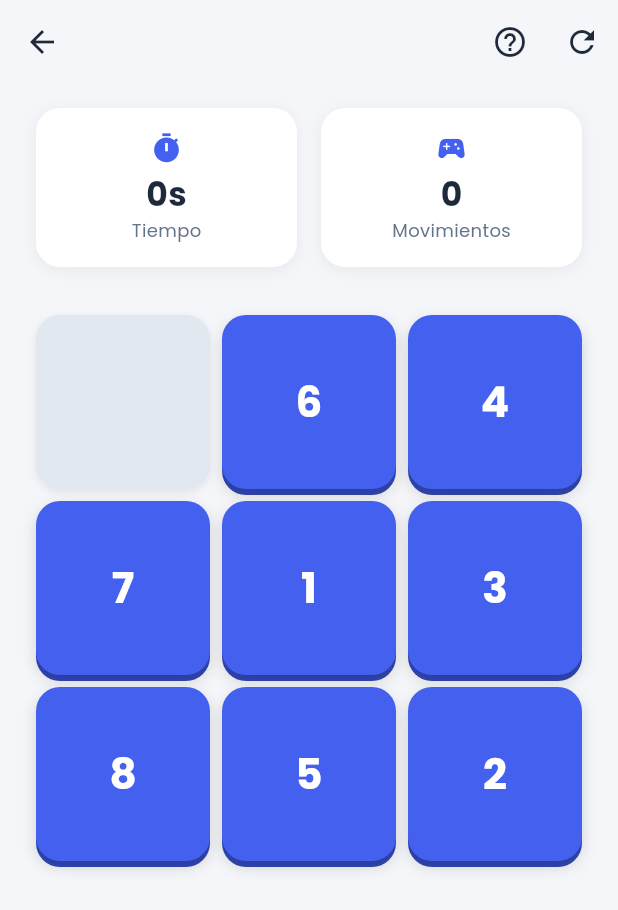
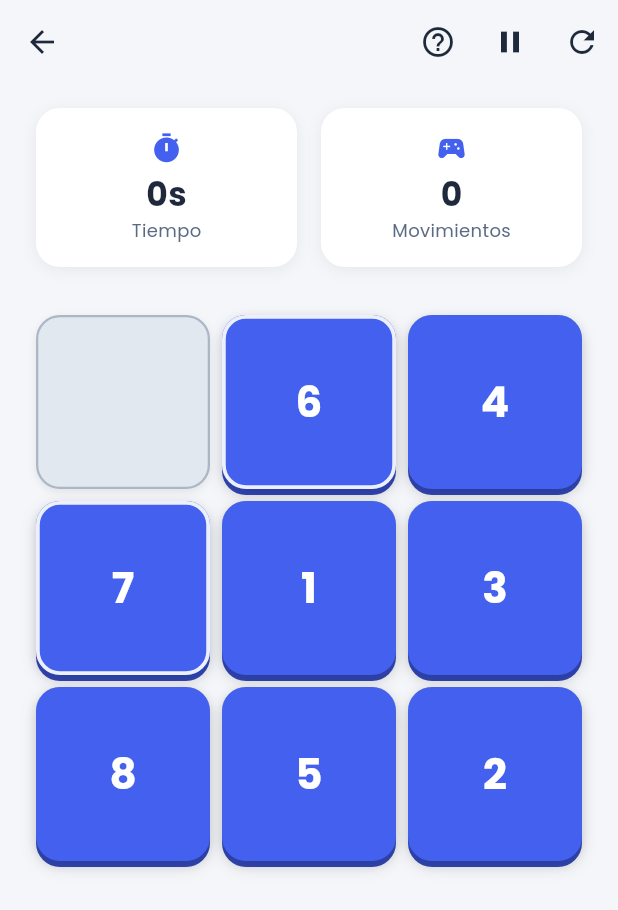
Before and after one commit to Matute0512/sliding-puzzle, a Flutter app: the screen it shows after launch, after a tap on "Fácil", on a phone screen of 412 x 824 dp. Shown: the top 910 px of the screen. Run offline on Flutter 3.47's test engine with Material 3 defaults, Android fonts, the phone set to English and light mode, and no system bars; our stand-ins replace confetti, shared_preferences; missing offline and left inert: flutter_soloud.

Commit message:
feat(ui): apply UI/UX and accessibility audit fixes
- Contraste AA en botones de dificultad y textSecondary claro
- Borde visible en la ficha vacía y resaltado de fichas movibles
- Semantics (TalkBack) y escalado de texto (FittedBox) en fichas
- Pausa + manejo de ciclo de vida del temporizador
- Tablero con animación de deslizamiento (AnimatedPositioned)
- Home scrolleable y aislamiento del rebuild del HUD por segundo

Co-Authored-By: Claude <noreply@anthropic.com>

```diff
--- a/lib/logic/puzzle_logic.dart
+++ b/lib/logic/puzzle_logic.dart
@@ -66,6 +66,15 @@ class PuzzleLogic {
     return mismaFila || mismaColumna;
   }
 
+  /// Devuelve los índices de las fichas que actualmente pueden moverse
+  /// (adyacentes al hueco). Útil para dar pistas visuales en la UI.
+  static List<int> movibles(List<int> tablero, int size) {
+    return [
+      for (var i = 0; i < tablero.length; i++)
+        if (puedeMover(tablero, i, size)) i,
+    ];
+  }
+
   /// Mueve una ficha si el movimiento es válido.
   ///
   /// Retorna una nueva lista para preservar la inmutabilidad.
--- a/lib/screens/game_screen.dart
+++ b/lib/screens/game_screen.dart
@@ -1,12 +1,13 @@
 import 'dart:async';
 import 'package:confetti/confetti.dart';
 import 'package:flutter/material.dart';
+import 'package:flutter/services.dart';
 import '../logic/puzzle_logic.dart';
 import '../services/records_service.dart';
 import '../services/sound_service.dart';
 import '../theme/app_theme.dart';
 import '../widgets/hud_card.dart';
-import '../widgets/puzzle_tile.dart';
+import '../widgets/puzzle_board.dart';
 
 /// Pantalla principal del juego donde se muestra el tablero.
 class GameScreen extends StatefulWidget {
@@ -20,10 +21,14 @@ class GameScreen extends StatefulWidget {
 class _GameScreenState extends State<GameScreen> {
   late List<int> _tablero;
   int _movimientos = 0;
-  int _segundos = 0;
+  // El temporizador se aísla en un ValueNotifier: cada segundo solo se
+  // re-construye la tarjeta del HUD, no todo el tablero.
+  final ValueNotifier<int> _segundos = ValueNotifier<int>(0);
+  bool _juegoIniciado = false;
+  bool _pausado = false;
   Timer? _timer;
-  bool _juegoIniciado = false;
   late ConfettiController _confettiController;
+  late final AppLifecycleListener _lifecycleListener;
 
   @override
   void initState() {
@@ -32,6 +37,11 @@ class _GameScreenState extends State<GameScreen> {
     _confettiController = ConfettiController(
       duration: const Duration(seconds: 4),
     );
+    _lifecycleListener = AppLifecycleListener(
+      onHide: _pausarSiJugando,
+      onPause: _pausarSiJugando,
+      onResume: _reanudarSiJugando,
+    );
     SoundService.iniciarMusica();
   }
 
@@ -39,6 +49,8 @@ class _GameScreenState extends State<GameScreen> {
   void dispose() {
     _detenerTimer();
     _confettiController.dispose();
+    _lifecycleListener.dispose();
+    _segundos.dispose();
     // No detenemos la música: es un recurso compartido con el HomeScreen
     // (raíz). Detenerla acá corría DESPUÉS de que HomeScreen la reanudara al
     // volver del juego (el dispose corre al terminar la animación de salida),
@@ -46,9 +58,27 @@ class _GameScreenState extends State<GameScreen> {
     super.dispose();
   }
 
+  void _pausarSiJugando() {
+    // La app pasa a background: no contamos ese tiempo como parte de la partida.
+    if (_juegoIniciado && !_pausado) {
+      _detenerTimer();
+      if (mounted) setState(() => _pausado = true);
+    }
+  }
+
+  void _reanudarSiJugando() {
+    if (_juegoIniciado && _pausado && mounted) {
+      setState(() {
+        _pausado = false;
+        _iniciarTimer();
+      });
+    }
+  }
+
   void _iniciarTimer() {
+    if (_timer != null) return;
     _timer = Timer.periodic(const Duration(seconds: 1), (_) {
-      setState(() => _segundos++);
+      _segundos.value++;
     });
   }
 
@@ -58,7 +88,13 @@ class _GameScreenState extends State<GameScreen> {
   }
 
   void _onTapFicha(int indice) {
-    if (!PuzzleLogic.puedeMover(_tablero, indice, widget.size)) return;
+    if (_pausado) return;
+
+    if (!PuzzleLogic.puedeMover(_tablero, indice, widget.size)) {
+      // Feedback para un tap inválido (antes era un no-op silencioso).
+      HapticFeedback.selectionClick();
+      return;
+    }
 
     if (!_juegoIniciado) {
       _juegoIniciado = true;
@@ -78,10 +114,19 @@ class _GameScreenState extends State<GameScreen> {
     }
   }
 
+  void _alternarPausa() {
+    setState(() => _pausado = !_pausado);
+    if (_pausado) {
+      _detenerTimer();
+    } else if (_juegoIniciado) {
+      _iniciarTimer();
+    }
+  }
+
   Future<void> _mostrarVictoria() async {
     final esPrecord = await RecordsService.guardarPartida(
       size: widget.size,
-      tiempo: _segundos,
+      tiempo: _segundos.value,
       movimientos: _movimientos,
     );
 
@@ -103,7 +148,7 @@ class _GameScreenState extends State<GameScreen> {
             ),
             title: Text(
               esPrecord ? '🏆 ¡Nuevo récord!' : '🎉 ¡Ganaste!',
-              style: const TextStyle(fontFamily: 'Poppins',fontWeight: FontWeight.bold),
+              style: const TextStyle(fontWeight: FontWeight.bold),
               textAlign: TextAlign.center,
             ),
             content: Column(
@@ -112,7 +157,7 @@ class _GameScreenState extends State<GameScreen> {
                 _FilaResultado(
                   icono: Icons.timer,
                   label: 'Tiempo',
-                  valor: '${_segundos}s',
+                  valor: '${_segundos.value}s',
                 ),
                 const SizedBox(height: 8),
                 _FilaResultado(
@@ -125,7 +170,7 @@ class _GameScreenState extends State<GameScreen> {
                     padding: EdgeInsets.only(top: 12),
                     child: Text(
                       '¡Superaste tu mejor marca!',
-                      style: TextStyle(fontFamily: 'Poppins',
+                      style: TextStyle(
                         color: Color(0xFFF59E0B),
                         fontWeight: FontWeight.bold,
                       ),
@@ -151,7 +196,7 @@ class _GameScreenState extends State<GameScreen> {
                   },
                   child: const Text(
                     'Jugar de nuevo',
-                    style: TextStyle(fontFamily: 'Poppins',fontWeight: FontWeight.bold),
+                    style: TextStyle(fontWeight: FontWeight.bold),
                   ),
                 ),
               ),
@@ -178,11 +223,12 @@ class _GameScreenState extends State<GameScreen> {
 
   void _reiniciar() {
     _detenerTimer();
+    _segundos.value = 0;
+    _pausado = false;
     SoundService.reanudarMusica();
     setState(() {
       _tablero = PuzzleLogic.generarTablero(widget.size);
       _movimientos = 0;
-      _segundos = 0;
       _juegoIniciado = false;
     });
   }
@@ -194,7 +240,7 @@ class _GameScreenState extends State<GameScreen> {
         shape: RoundedRectangleBorder(borderRadius: BorderRadius.circular(20)),
         title: const Text(
           '🧩 ¿Cómo jugar?',
-          style: TextStyle(fontFamily: 'Poppins',fontWeight: FontWeight.bold),
+          style: TextStyle(fontWeight: FontWeight.bold),
           textAlign: TextAlign.center,
         ),
         content: const Column(
@@ -203,6 +249,9 @@ class _GameScreenState extends State<GameScreen> {
           children: [
             _ItemAyuda(
               texto: 'Tocá una ficha adyacente al espacio vacío para moverla.',
+            ),
+            _ItemAyuda(
+              texto: 'Las fichas con borde blanco son las que podés mover.',
             ),
             _ItemAyuda(
               texto: 'El objetivo es ordenar los números en orden ascendente.',
@@ -220,7 +269,7 @@ class _GameScreenState extends State<GameScreen> {
               child: Text(
                 '1  2  3\n4  5  6\n7  8  ☐',
                 textAlign: TextAlign.center,
-                style: TextStyle(fontFamily: 'Poppins',
+                style: TextStyle(
                   fontSize: 18,
                   fontWeight: FontWeight.bold,
                   color: AppTheme.seedColor,
@@ -244,7 +293,7 @@ class _GameScreenState extends State<GameScreen> {
               onPressed: () => Navigator.pop(context),
               child: const Text(
                 '¡Entendido!',
-                style: TextStyle(fontFamily: 'Poppins',fontWeight: FontWeight.bold),
+                style: TextStyle(fontWeight: FontWeight.bold),
               ),
             ),
           ),
@@ -267,6 +316,14 @@ class _GameScreenState extends State<GameScreen> {
           IconButton(
             icon: Icon(Icons.help_outline, color: colors.textPrimary),
             onPressed: _mostrarAyuda,
+          ),
+          IconButton(
+            tooltip: _pausado ? 'Reanudar' : 'Pausar',
+            icon: Icon(
+              _pausado ? Icons.play_arrow : Icons.pause,
+              color: colors.textPrimary,
+            ),
+            onPressed: _alternarPausa,
           ),
           IconButton(
             icon: Icon(Icons.refresh, color: colors.textPrimary),
@@ -292,10 +349,13 @@ class _GameScreenState extends State<GameScreen> {
                       Row(
                         children: [
                           Expanded(
-                            child: HudCard(
-                              icono: Icons.timer,
-                              label: 'Tiempo',
-                              valor: '${_segundos}s',
+                            child: ValueListenableBuilder<int>(
+                              valueListenable: _segundos,
+                              builder: (context, segundos, _) => HudCard(
+                                icono: Icons.timer,
+                                label: 'Tiempo',
+                                valor: '${segundos}s',
+                              ),
                             ),
                           ),
                           const SizedBox(width: 16),
@@ -311,27 +371,10 @@ class _GameScreenState extends State<GameScreen> {
                       const SizedBox(height: 32),
                       AspectRatio(
                         aspectRatio: 1,
-                        child: GridView.builder(
-                          physics: const NeverScrollableScrollPhysics(),
-                          // Clip.none: el grid por defecto recorta (Clip.hardEdge)
-                          // las sombras de la fila inferior, que se dibujan ~12px
-                          // debajo del borde del tablero. El Padding inferior ya
-                          // reserva ese espacio para que queden visibles.
-                          clipBehavior: Clip.none,
-                          gridDelegate:
-                              SliverGridDelegateWithFixedCrossAxisCount(
-                                crossAxisCount: widget.size,
-                                crossAxisSpacing: 8,
-                                mainAxisSpacing: 8,
-                              ),
-                          itemCount: widget.size * widget.size,
-                          itemBuilder: (context, indice) {
-                            return PuzzleTile(
-                              numero: _tablero[indice],
-                              size: widget.size,
-                              onTap: () => _onTapFicha(indice),
-                            );
-                          },
+                        child: PuzzleBoard(
+                          tablero: _tablero,
+                          size: widget.size,
+                          onTileTap: _onTapFicha,
                         ),
                       ),
                     ],
@@ -357,6 +400,24 @@ class _GameScreenState extends State<GameScreen> {
               ],
             ),
           ),
+          // Overlay de pausa
+          if (_pausado)
+            Positioned.fill(
+              child: ColoredBox(
+                color: colors.background.withValues(alpha: 0.72),
+                child: Center(
+                  child: IconButton(
+                    iconSize: 72,
+                    icon: Icon(
+                      Icons.play_circle_fill,
+                      color: colors.textPrimary,
+                    ),
+                    tooltip: 'Reanudar',
+                    onPressed: _alternarPausa,
+                  ),
+                ),
+              ),
+            ),
         ],
       ),
     );
@@ -386,11 +447,11 @@ class _FilaResultado extends StatelessWidget {
         const SizedBox(width: 8),
         Text(
           '$label: ',
-          style: TextStyle(fontFamily: 'Poppins',color: colors.textSecondary),
+          style: TextStyle(color: colors.textSecondary),
         ),
         Text(
           valor,
-          style: TextStyle(fontFamily: 'Poppins',
+          style: TextStyle(
             fontWeight: FontWeight.bold,
             color: colors.textPrimary,
           ),
@@ -422,7 +483,7 @@ class _ItemAyuda extends StatelessWidget {
           Expanded(
             child: Text(
               texto,
-              style: TextStyle(fontFamily: 'Poppins',
+              style: TextStyle(
                 fontSize: 14,
                 color: colors.textPrimary,
               ),
--- a/lib/screens/home_screen.dart
+++ b/lib/screens/home_screen.dart
@@ -71,20 +71,33 @@ class _HomeScreenState extends State<HomeScreen> {
           ),
         ],
       ),
-      body: Center(
+      // Scroll + minHeight: mantiene el contenido centrado cuando entra en
+      // pantalla y permite scrollear en pantallas cortas / landscape.
+      body: LayoutBuilder(
+        builder: (context, constraints) {
+          return SingleChildScrollView(
+            child: ConstrainedBox(
+              constraints: BoxConstraints(minHeight: constraints.maxHeight),
+              child: Center(
                 child: ConstrainedBox(
                   constraints: const BoxConstraints(maxWidth: 500),
                   child: Padding(
-            padding: const EdgeInsets.symmetric(horizontal: 32),
+                    padding: const EdgeInsets.symmetric(
+                      horizontal: 32,
+                      vertical: 24,
+                    ),
                     child: Column(
                       mainAxisAlignment: MainAxisAlignment.center,
                       children: [
-                const Text('🧩', style: TextStyle(fontSize: 64)),
+                        const Icon(
+                          Icons.extension_rounded,
+                          size: 64,
+                          color: AppTheme.seedColor,
+                        ),
                         const SizedBox(height: 16),
                         Text(
                           'Sliding Puzzle',
                           style: TextStyle(
-                    fontFamily: 'Poppins',
                             fontSize: 36,
                             fontWeight: FontWeight.bold,
                             color: colors.textPrimary,
@@ -94,7 +107,6 @@ class _HomeScreenState extends State<HomeScreen> {
                         Text(
                           'Elegí una dificultad',
                           style: TextStyle(
-                    fontFamily: 'Poppins',
                             fontSize: 16,
                             color: colors.textSecondary,
                           ),
@@ -125,7 +137,9 @@ class _HomeScreenState extends State<HomeScreen> {
                           onPressed: () {
                             Navigator.push(
                               context,
-                      MaterialPageRoute(builder: (_) => const RecordsScreen()),
+                              MaterialPageRoute(
+                                builder: (_) => const RecordsScreen(),
+                              ),
                             );
                           },
                           icon: const Icon(
@@ -135,7 +149,6 @@ class _HomeScreenState extends State<HomeScreen> {
                           label: const Text(
                             'Ver récords',
                             style: TextStyle(
-                      fontFamily: 'Poppins',
                               color: AppTheme.seedColor,
                               fontSize: 16,
                               fontWeight: FontWeight.w600,
@@ -147,6 +160,10 @@ class _HomeScreenState extends State<HomeScreen> {
                   ),
                 ),
               ),
+            ),
+          );
+        },
+      ),
     );
   }
 }
--- a/lib/theme/app_theme.dart
+++ b/lib/theme/app_theme.dart
@@ -22,7 +22,9 @@ class AppColors extends ThemeExtension<AppColors> {
     background: Color(0xFFF4F6F9),
     cardBackground: Colors.white,
     textPrimary: Color(0xFF1E293B),
-    textSecondary: Color(0xFF64748B),
+    // #5B6B83 ≈ 4.9:1 sobre #F4F6F9 (AA para texto normal).
+    // El anterior #64748B quedaba en ~4.4:1, bajo el mínimo de 4.5:1.
+    textSecondary: Color(0xFF5B6B83),
     emptyTile: Color(0xFFE2E8F0),
   );
 
--- a/lib/widgets/difficulty_button.dart
+++ b/lib/widgets/difficulty_button.dart
@@ -22,7 +22,9 @@ class DifficultyButton extends StatelessWidget {
       child: ElevatedButton(
         style: ElevatedButton.styleFrom(
           backgroundColor: color,
-          foregroundColor: Colors.white,
+          // Texto oscuro: el blanco sobre verde/naranja falla WCAG AA
+          // (~2.5:1 y ~2.2:1). #0B1220 da ~7:1 y ~8:1 respectivamente.
+          foregroundColor: const Color(0xFF0B1220),
           padding: const EdgeInsets.symmetric(vertical: 16),
           shape: RoundedRectangleBorder(
             borderRadius: BorderRadius.circular(16),
@@ -34,12 +36,12 @@ class DifficultyButton extends StatelessWidget {
           children: [
             Text(
               label,
-              style: const TextStyle(fontFamily: 'Poppins',
+              style: const TextStyle(
                 fontSize: 18,
                 fontWeight: FontWeight.bold,
               ),
             ),
-            Text(descripcion, style: const TextStyle(fontFamily: 'Poppins',fontSize: 12)),
+            Text(descripcion, style: const TextStyle(fontSize: 12)),
           ],
         ),
       ),
--- a/lib/widgets/hud_card.dart
+++ b/lib/widgets/hud_card.dart
@@ -37,7 +37,7 @@ class HudCard extends StatelessWidget {
           const SizedBox(height: 4),
           Text(
             valor,
-            style: TextStyle(fontFamily: 'Poppins',
+            style: TextStyle(
               fontSize: 22,
               fontWeight: FontWeight.bold,
               color: colors.textPrimary,
@@ -45,7 +45,7 @@ class HudCard extends StatelessWidget {
           ),
           Text(
             label,
-            style: TextStyle(fontFamily: 'Poppins',
+            style: TextStyle(
               fontSize: 12,
               color: colors.textSecondary,
             ),
--- /dev/null
+++ b/lib/widgets/puzzle_board.dart
@@ -0,0 +1,78 @@
+import 'package:flutter/material.dart';
+import 'package:sliding_puzzle/logic/puzzle_logic.dart';
+import 'puzzle_tile.dart';
+
+/// Tablero del puzzle con fichas que se deslizan hacia el hueco.
+///
+/// Reemplaza al `GridView`: un `Stack` con `clipBehavior: Clip.none` (para que
+/// las sombras de la última fila no se recorten) donde cada ficha es un
+/// `AnimatedPositioned` keyed por su número. Al reordenarse el tablero, la
+/// ficha anima su posición y se ve el deslizamiento real.
+class PuzzleBoard extends StatelessWidget {
+  final List<int> tablero;
+  final int size;
+  final void Function(int indice) onTileTap;
+
+  const PuzzleBoard({
+    super.key,
+    required this.tablero,
+    required this.size,
+    required this.onTileTap,
+  });
+
+  @override
+  Widget build(BuildContext context) {
+    const espaciado = 8.0;
+    final n = size;
+    final movibles = PuzzleLogic.movibles(tablero, size).toSet();
+
+    return LayoutBuilder(
+      builder: (context, constraints) {
+        final ladoCelda = (constraints.maxWidth - (n - 1) * espaciado) / n;
+        double left(int i) => (i % n) * (ladoCelda + espaciado);
+        double top(int i) => (i ~/ n) * (ladoCelda + espaciado);
+
+        return Stack(
+          clipBehavior: Clip.none,
+          children: [
+            // Sockets: el fondo de todas las celdas. Muestran el estilo de
+            // ficha vacía (visible el hueco) y dan una base estable sobre
+            // la que las fichas deslizan.
+            for (var i = 0; i < n * n; i++)
+              Positioned(
+                left: left(i),
+                top: top(i),
+                width: ladoCelda,
+                height: ladoCelda,
+                child: PuzzleTile(
+                  numero: 0,
+                  size: n,
+                  onTap: () {},
+                  esSocket: true,
+                ),
+              ),
+            // Fichas numeradas: al cambiar su índice, AnimatedPositioned
+            // las desliza desde su posición anterior.
+            for (var i = 0; i < tablero.length; i++)
+              if (tablero[i] != 0)
+                AnimatedPositioned(
+                  key: ValueKey(tablero[i]),
+                  duration: const Duration(milliseconds: 160),
+                  curve: Curves.easeOutCubic,
+                  left: left(i),
+                  top: top(i),
+                  width: ladoCelda,
+                  height: ladoCelda,
+                  child: PuzzleTile(
+                    numero: tablero[i],
+                    size: n,
+                    activa: movibles.contains(i),
+                    onTap: () => onTileTap(i),
+                  ),
+                ),
+          ],
+        );
+      },
+    );
+  }
+}
--- a/lib/widgets/puzzle_tile.dart
+++ b/lib/widgets/puzzle_tile.dart
@@ -1,17 +1,26 @@
 import 'package:flutter/material.dart';
 import '../theme/app_theme.dart';
 
-/// Ficha individual del tablero del puzzle
+/// Ficha individual del tablero del puzzle.
 class PuzzleTile extends StatelessWidget {
   final int numero;
   final int size;
   final VoidCallback onTap;
+
+  /// Resalta la ficha cuando es movible (adyacente al hueco).
+  final bool activa;
+
+  /// Ficha de "socket": el fondo de una celda del tablero. No expone
+  /// semántica (TalkBack no la lee) ni maneja gestos.
+  final bool esSocket;
 
   const PuzzleTile({
     super.key,
     required this.numero,
     required this.size,
     required this.onTap,
+    this.activa = false,
+    this.esSocket = false,
   });
 
   @override
@@ -19,13 +28,24 @@ class PuzzleTile extends StatelessWidget {
     final esVacio = numero == 0;
     final colors = Theme.of(context).extension<AppColors>()!;
 
-    return GestureDetector(
-      onTap: onTap,
-      child: AnimatedContainer(
+    final contenido = AnimatedContainer(
       duration: const Duration(milliseconds: 150),
       decoration: BoxDecoration(
         color: esVacio ? colors.emptyTile : AppTheme.seedColor,
         borderRadius: BorderRadius.circular(16),
+        // La ficha vacía lleva un contorno sutil: en tema claro #E2E8F0
+        // sobre el fondo casi no se distingue (~1.14:1).
+        border: esVacio
+            ? Border.all(
+                color: colors.textSecondary.withValues(alpha: 0.4),
+                width: 1.5,
+              )
+            : activa
+                ? Border.all(
+                    color: Colors.white.withValues(alpha: 0.9),
+                    width: 2.5,
+                  )
+                : null,
         boxShadow: esVacio
             ? [
                 BoxShadow(
@@ -50,9 +70,15 @@ class PuzzleTile extends StatelessWidget {
       child: Center(
         child: esVacio
             ? null
-              : Text(
+            : Padding(
+                padding: const EdgeInsets.all(6),
+                // FittedBox escala el número hacia abajo si la fuente del
+                // sistema es muy grande, evitando desbordes en la celda.
+                child: FittedBox(
+                  fit: BoxFit.scaleDown,
+                  child: Text(
                     '$numero',
-                  style: TextStyle(fontFamily: 'Poppins',
+                    style: TextStyle(
                       color: Colors.white,
                       fontSize: size == 3
                           ? 28
@@ -64,6 +90,18 @@ class PuzzleTile extends StatelessWidget {
                   ),
                 ),
               ),
+      ),
+    );
+
+    if (esSocket) {
+      return ExcludeSemantics(child: contenido);
+    }
+
+    return Semantics(
+      button: true,
+      label: esVacio ? 'Hueco vacío' : 'Ficha $numero',
+      hint: 'Toca para mover',
+      child: GestureDetector(onTap: onTap, child: contenido),
     );
   }
 }
```
Also changed, not shown: lib/screens/records_screen.dart (+29 -18 lines), lib/screens/settings_screen.dart (+3 -5 lines), 2 other files. Lines whose indentation alone changed are shown as unchanged.
